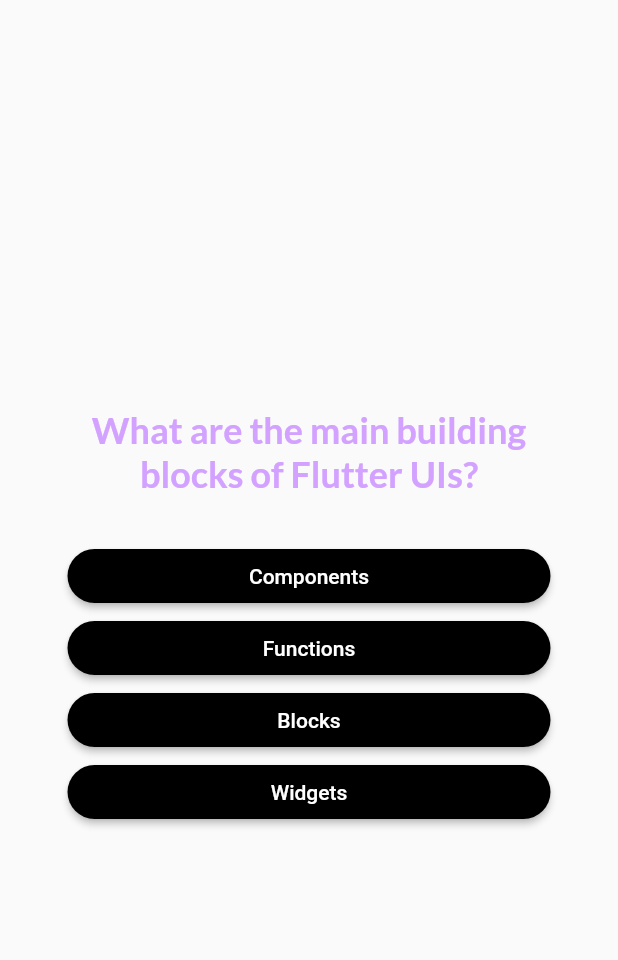
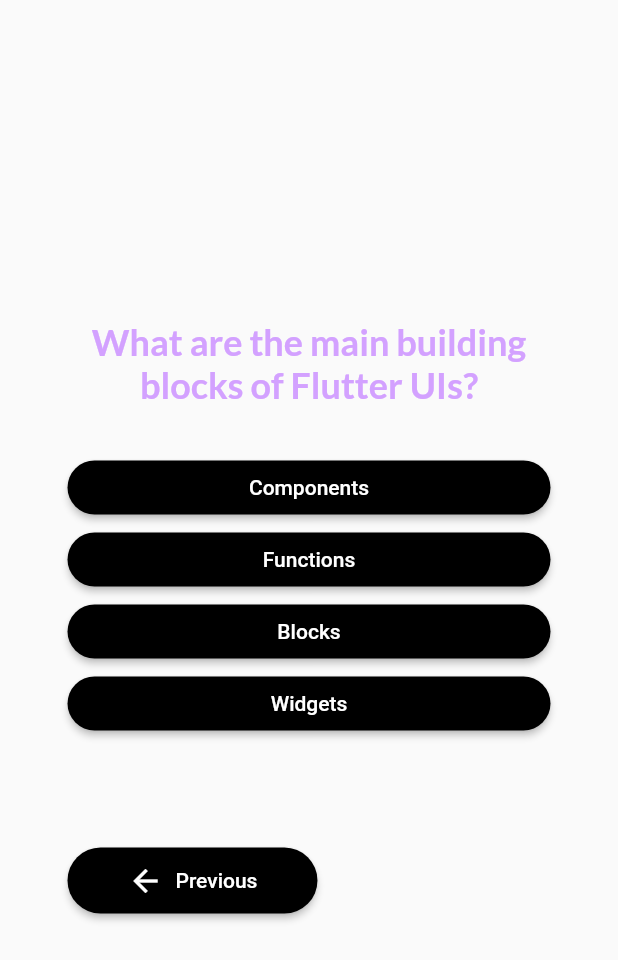
Before and after one commit to baselowayed/Quiz_App, a Flutter app: the QuistionsScreen widget shown alone on an empty page, opened directly with empty values, on a phone screen of 412 x 824 dp. Shown: the top 960 px of the screen. Run offline on Flutter 3.47's test engine with Material 2 defaults, Android fonts, the phone set to English and light mode, and no system bars; our stand-ins replace google_fonts.

Commit message:
adding: Previous Button and the option_screen

```diff
--- a/lib/questionss_screen.dart
+++ b/lib/questionss_screen.dart
@@ -5,7 +5,7 @@ import 'package:google_fonts/google_fonts.dart';
 
 class QuistionsScreen extends StatefulWidget {
   const QuistionsScreen({super.key, required this.onSelectAnswer});
-  final void Function(String answer) onSelectAnswer;
+  final void Function(String answer, int pos) onSelectAnswer;
 
   @override
   State<QuistionsScreen> createState() {
@@ -17,9 +17,16 @@ class _QuistionsScreenState extends State<QuistionsScreen> {
   var currentQuestionIndex = 0;
 
   void answerQuestion(String selectedAnswer) {
-    widget.onSelectAnswer(selectedAnswer);
+    widget.onSelectAnswer(selectedAnswer, currentQuestionIndex);
     setState(() {
       currentQuestionIndex++; // ++ +=
+    });
+  }
+
+  void previouQuestion() {
+    if (currentQuestionIndex <= 0) return;
+    setState(() {
+      currentQuestionIndex--;
     });
   }
 
@@ -55,6 +62,29 @@ class _QuistionsScreenState extends State<QuistionsScreen> {
                 },
               );
             }),
+            const SizedBox(
+              height: 70,
+            ),
+            Row(children: [
+              ElevatedButton.icon(
+                onPressed: previouQuestion,
+                style: ElevatedButton.styleFrom(
+                  // alignment: const  Alignment(50, 0),
+                  padding:
+                      const EdgeInsets.symmetric(horizontal: 40, vertical: 10),
+                  backgroundColor: const Color.fromARGB(255, 0, 0, 0),
+                  foregroundColor: Colors.white,
+                  shape: RoundedRectangleBorder(
+                    borderRadius: BorderRadius.circular(40),
+                  ),
+                ),
+                icon: const Icon(Icons.arrow_back),
+                label: const Text(
+                  'Previous',
+                  textAlign: TextAlign.center,
+                ),
+              ),
+            ]),
             // AnswerButton(answerText: currentQuestion.answers[0], onTap: () {}),
             // AnswerButton(answerText: currentQuestion.answers[1], onTap: () {}),
             // AnswerButton(answerText: currentQuestion.answers[2], onTap: () {}),
--- a/lib/start_screen.dart
+++ b/lib/start_screen.dart
@@ -37,7 +37,7 @@ class StartScreen extends StatelessWidget {
             onPressed: switchScre,
             style: OutlinedButton.styleFrom(foregroundColor: Colors.white),
             icon: const Icon(Icons.arrow_right_alt),
-            label: const Text('Start Quiz'))
+            label: const Text('Start!'))
       ]),
     );
   }
```
Also changed, not shown: lib/options_screen.dart (added, +73 -0 lines), lib/quiz.dart (+20 -2 lines).
